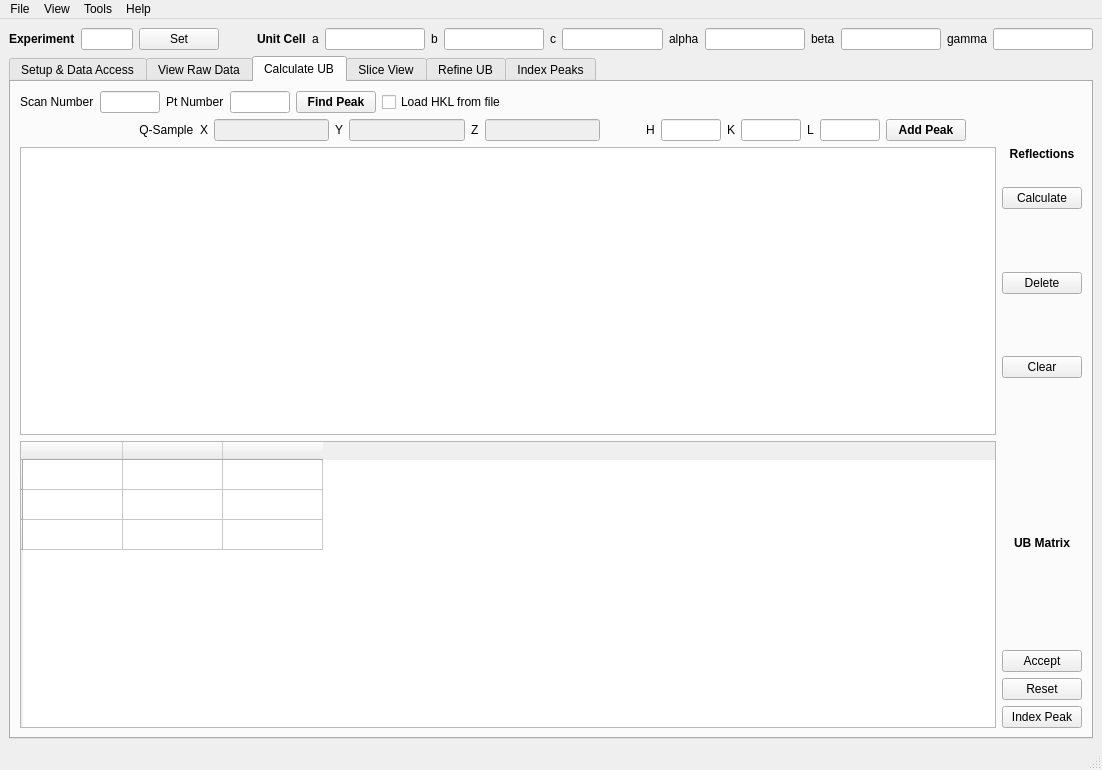
mantidproject/mantid, file Code/Mantid/scripts/HFIR_4Circle_Reduction/MainWindow.ui: the form before one commit.
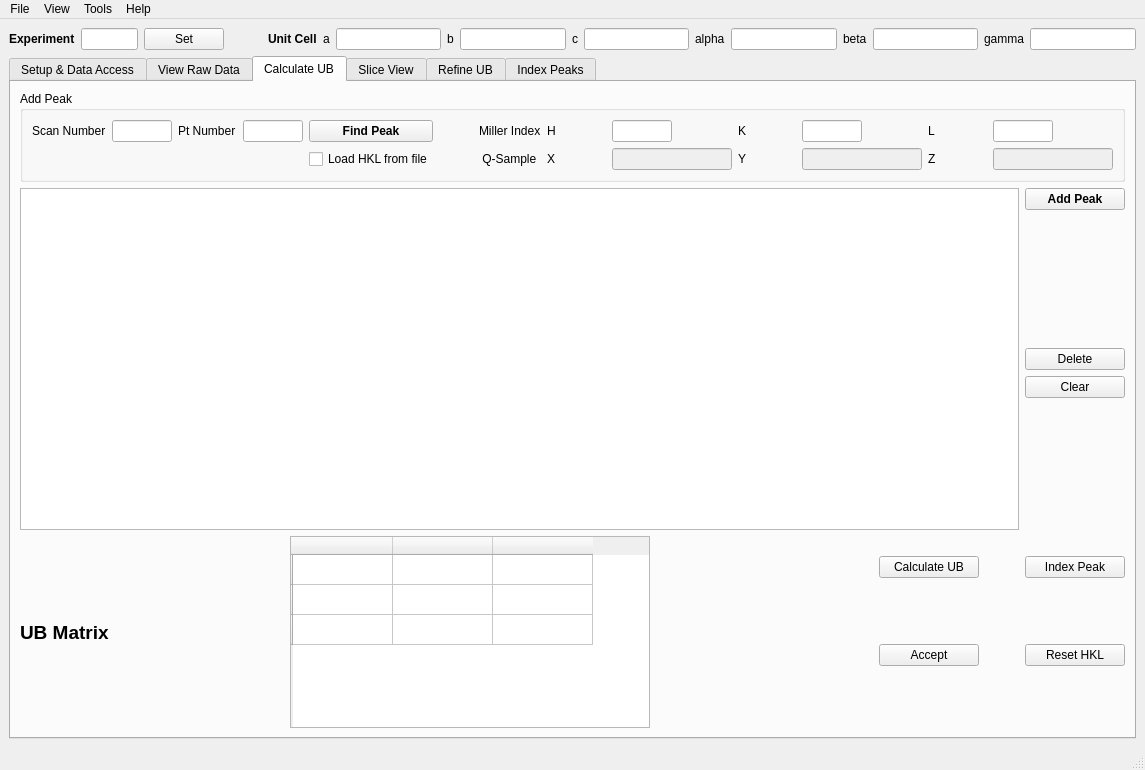
The form after the commit. The open tabs and pages were chosen to show the change. Custom widgets are drawn as their Qt base class.

Commit message: Refs #12122. Improved peak indexing and other usability issues.

What changed in the file:
```diff
--- a/Code/Mantid/scripts/HFIR_4Circle_Reduction/MainWindow.ui
+++ b/Code/Mantid/scripts/HFIR_4Circle_Reduction/MainWindow.ui
@@ -6,7 +6,7 @@
    <rect>
     <x>0</x>
     <y>0</y>
-    <width>1102</width>
+    <width>1145</width>
     <height>770</height>
    </rect>
   </property>
@@ -878,269 +878,228 @@
             <item row="0" column="0">
              <layout class="QVBoxLayout" name="verticalLayout_4">
               <item>
-               <layout class="QHBoxLayout" name="horizontalLayout_9">
-                <item>
-                 <widget class="QLabel" name="label_scanNo">
-                  <property name="text">
-                   <string>Scan Number</string>
-                  </property>
-                 </widget>
-                </item>
-                <item>
-                 <widget class="QLineEdit" name="lineEdit_scanNumber">
-                  <property name="sizePolicy">
-                   <sizepolicy hsizetype="Preferred" vsizetype="Fixed">
-                    <horstretch>0</horstretch>
-                    <verstretch>0</verstretch>
-                   </sizepolicy>
-                  </property>
-                  <property name="maximumSize">
-                   <size>
-                    <width>60</width>
-                    <height>16777215</height>
-                   </size>
-                  </property>
-                 </widget>
-                </item>
-                <item>
-                 <widget class="QLabel" name="label_PtNo">
-                  <property name="text">
-                   <string>Pt Number</string>
-                  </property>
-                 </widget>
-                </item>
-                <item>
-                 <widget class="QLineEdit" name="lineEdit_ptNumber">
-                  <property name="sizePolicy">
-                   <sizepolicy hsizetype="Preferred" vsizetype="Fixed">
-                    <horstretch>0</horstretch>
-                    <verstretch>0</verstretch>
-                   </sizepolicy>
-                  </property>
-                  <property name="maximumSize">
-                   <size>
-                    <width>60</width>
-                    <height>16777215</height>
-                   </size>
-                  </property>
-                 </widget>
-                </item>
-                <item>
-                 <widget class="QPushButton" name="pushButton_findPeak">
-                  <property name="font">
-                   <font>
-                    <weight>75</weight>
-                    <bold>true</bold>
-                   </font>
-                  </property>
-                  <property name="text">
-                   <string>Find Peak</string>
-                  </property>
-                 </widget>
-                </item>
-                <item>
-                 <widget class="QCheckBox" name="checkBox_loadHKLfromFile">
-                  <property name="font">
-                   <font>
-                    <pointsize>9</pointsize>
-                   </font>
-                  </property>
-                  <property name="text">
-                   <string>Load HKL from file</string>
-                  </property>
-                 </widget>
-                </item>
-                <item>
-                 <spacer name="horizontalSpacer_8">
-                  <property name="orientation">
-                   <enum>Qt::Horizontal</enum>
-                  </property>
-                  <property name="sizeHint" stdset="0">
-                   <size>
-                    <width>40</width>
-                    <height>20</height>
-                   </size>
-                  </property>
-                 </spacer>
-                </item>
-               </layout>
-              </item>
-              <item>
-               <layout class="QHBoxLayout" name="horizontalLayout_12">
-                <item>
-                 <spacer name="horizontalSpacer_4">
-                  <property name="orientation">
-                   <enum>Qt::Horizontal</enum>
-                  </property>
-                  <property name="sizeHint" stdset="0">
-                   <size>
-                    <width>40</width>
-                    <height>20</height>
-                   </size>
-                  </property>
-                 </spacer>
-                </item>
-                <item>
-                 <widget class="QLabel" name="label_7">
-                  <property name="text">
-                   <string> Q-Sample</string>
-                  </property>
-                 </widget>
-                </item>
-                <item>
-                 <widget class="QLabel" name="label_8">
-                  <property name="text">
-                   <string>X</string>
-                  </property>
-                 </widget>
-                </item>
-                <item>
-                 <widget class="QLineEdit" name="lineEdit_sampleQx">
-                  <property name="enabled">
-                   <bool>false</bool>
-                  </property>
-                  <property name="maximumSize">
-                   <size>
-                    <width>120</width>
-                    <height>16777215</height>
-                   </size>
-                  </property>
-                 </widget>
-                </item>
-                <item>
-                 <widget class="QLabel" name="label_9">
-                  <property name="text">
-                   <string>Y</string>
-                  </property>
-                 </widget>
-                </item>
-                <item>
-                 <widget class="QLineEdit" name="lineEdit_sampleQy">
-                  <property name="enabled">
-                   <bool>false</bool>
-                  </property>
-                  <property name="maximumSize">
-                   <size>
-                    <width>120</width>
-                    <height>16777215</height>
-                   </size>
-                  </property>
-                 </widget>
-                </item>
-                <item>
-                 <widget class="QLabel" name="label_10">
-                  <property name="text">
-                   <string>Z</string>
-                  </property>
-                 </widget>
-                </item>
-                <item>
-                 <widget class="QLineEdit" name="lineEdit_sampleQz">
-                  <property name="enabled">
-                   <bool>false</bool>
-                  </property>
-                  <property name="maximumSize">
-                   <size>
-                    <width>120</width>
-                    <height>16777215</height>
-                   </size>
-                  </property>
-                 </widget>
-                </item>
-                <item>
-                 <spacer name="horizontalSpacer_5">
-                  <property name="orientation">
-                   <enum>Qt::Horizontal</enum>
-                  </property>
-                  <property name="sizeType">
-                   <enum>QSizePolicy::Preferred</enum>
-                  </property>
-                  <property name="sizeHint" stdset="0">
-                   <size>
-                    <width>40</width>
-                    <height>20</height>
-                   </size>
-                  </property>
-                 </spacer>
-                </item>
-                <item>
-                 <widget class="QLabel" name="label_12">
-                  <property name="text">
-                   <string>H</string>
-                  </property>
-                 </widget>
-                </item>
-                <item>
-                 <widget class="QLineEdit" name="lineEdit_H">
-                  <property name="maximumSize">
-                   <size>
-                    <width>60</width>
-                    <height>40</height>
-                   </size>
-                  </property>
-                 </widget>
-                </item>
-                <item>
-                 <widget class="QLabel" name="label_11">
-                  <property name="text">
-                   <string>K</string>
-                  </property>
-                 </widget>
-                </item>
-                <item>
-                 <widget class="QLineEdit" name="lineEdit_K">
-                  <property name="maximumSize">
-                   <size>
-                    <width>60</width>
-                    <height>16777215</height>
-                   </size>
-                  </property>
-                 </widget>
-                </item>
-                <item>
-                 <widget class="QLabel" name="label_6">
-                  <property name="text">
-                   <string>L</string>
-                  </property>
-                 </widget>
-                </item>
-                <item>
-                 <widget class="QLineEdit" name="lineEdit_L">
-                  <property name="maximumSize">
-                   <size>
-                    <width>60</width>
-                    <height>16777215</height>
-                   </size>
-                  </property>
-                 </widget>
-                </item>
-                <item>
-                 <widget class="QPushButton" name="pushButton_addPeakToCalUB">
-                  <property name="font">
-                   <font>
-                    <weight>75</weight>
-                    <bold>true</bold>
-                   </font>
-                  </property>
-                  <property name="text">
-                   <string>Add Peak</string>
-                  </property>
-                 </widget>
-                </item>
-                <item>
-                 <spacer name="horizontalSpacer_9">
-                  <property name="orientation">
-                   <enum>Qt::Horizontal</enum>
-                  </property>
-                  <property name="sizeHint" stdset="0">
-                   <size>
-                    <width>40</width>
-                    <height>20</height>
-                   </size>
-                  </property>
-                 </spacer>
-                </item>
-               </layout>
+               <widget class="QGroupBox" name="groupBox_7">
+                <property name="title">
+                 <string>Add Peak</string>
+                </property>
+                <layout class="QGridLayout" name="gridLayout_2">
+                 <item row="0" column="0">
+                  <widget class="QLabel" name="label_scanNo">
+                   <property name="text">
+                    <string>Scan Number</string>
+                   </property>
+                  </widget>
+                 </item>
+                 <item row="0" column="8">
+                  <widget class="QLineEdit" name="lineEdit_H">
+                   <property name="maximumSize">
+                    <size>
+                     <width>60</width>
+                     <height>40</height>
+                    </size>
+                   </property>
+                  </widget>
+                 </item>
+                 <item row="0" column="2">
+                  <widget class="QLabel" name="label_PtNo">
+                   <property name="text">
+                    <string>Pt Number</string>
+                   </property>
+                  </widget>
+                 </item>
+                 <item row="3" column="12">
+                  <widget class="QLineEdit" name="lineEdit_sampleQy">
+                   <property name="enabled">
+                    <bool>false</bool>
+                   </property>
+                   <property name="maximumSize">
+                    <size>
+                     <width>120</width>
+                     <height>16777215</height>
+                    </size>
+                   </property>
+                  </widget>
+                 </item>
+                 <item row="0" column="11">
+                  <widget class="QLabel" name="label_11">
+                   <property name="text">
+                    <string>K</string>
+                   </property>
+                  </widget>
+                 </item>
+                 <item row="0" column="13">
+                  <widget class="QLabel" name="label_6">
+                   <property name="text">
+                    <string>L</string>
+                   </property>
+                  </widget>
+                 </item>
+                 <item row="3" column="8">
+                  <widget class="QLineEdit" name="lineEdit_sampleQx">
+                   <property name="enabled">
+                    <bool>false</bool>
+                   </property>
+                   <property name="maximumSize">
+                    <size>
+                     <width>120</width>
+                     <height>16777215</height>
+                    </size>
+                   </property>
+                  </widget>
+                 </item>
+                 <item row="3" column="6">
+                  <widget class="QLabel" name="label_7">
+                   <property name="text">
+                    <string> Q-Sample </string>
+                   </property>
+                   <property name="alignment">
+                    <set>Qt::AlignLeading|Qt::AlignLeft|Qt::AlignVCenter</set>
+                   </property>
+                  </widget>
+                 </item>
+                 <item row="0" column="3">
+                  <widget class="QLineEdit" name="lineEdit_ptNumber">
+                   <property name="sizePolicy">
+                    <sizepolicy hsizetype="Preferred" vsizetype="Fixed">
+                     <horstretch>0</horstretch>
+                     <verstretch>0</verstretch>
+                    </sizepolicy>
+                   </property>
+                   <property name="maximumSize">
+                    <size>
+                     <width>60</width>
+                     <height>16777215</height>
+                    </size>
+                   </property>
+                  </widget>
+                 </item>
+                 <item row="3" column="11">
+                  <widget class="QLabel" name="label_9">
+                   <property name="text">
+                    <string>Y</string>
+                   </property>
+                  </widget>
+                 </item>
+                 <item row="3" column="14">
+                  <widget class="QLineEdit" name="lineEdit_sampleQz">
+                   <property name="enabled">
+                    <bool>false</bool>
+                   </property>
+                   <property name="maximumSize">
+                    <size>
+                     <width>120</width>
+                     <height>16777215</height>
+                    </size>
+                   </property>
+                  </widget>
+                 </item>
+                 <item row="3" column="7">
+                  <widget class="QLabel" name="label_8">
+                   <property name="text">
+                    <string>X</string>
+                   </property>
+                  </widget>
+                 </item>
+                 <item row="0" column="1">
+                  <widget class="QLineEdit" name="lineEdit_scanNumber">
+                   <property name="sizePolicy">
+                    <sizepolicy hsizetype="Preferred" vsizetype="Fixed">
+                     <horstretch>0</horstretch>
+                     <verstretch>0</verstretch>
+                    </sizepolicy>
+                   </property>
+                   <property name="maximumSize">
+                    <size>
+                     <width>60</width>
+                     <height>16777215</height>
+                    </size>
+                   </property>
+                  </widget>
+                 </item>
+                 <item row="0" column="12">
+                  <widget class="QLineEdit" name="lineEdit_K">
+                   <property name="maximumSize">
+                    <size>
+                     <width>60</width>
+                     <height>16777215</height>
+                    </size>
+                   </property>
+                  </widget>
+                 </item>
+                 <item row="0" column="14">
+                  <widget class="QLineEdit" name="lineEdit_L">
+                   <property name="maximumSize">
+                    <size>
+                     <width>60</width>
+                     <height>16777215</height>
+                    </size>
+                   </property>
+                  </widget>
+                 </item>
+                 <item row="0" column="7">
+                  <widget class="QLabel" name="label_12">
+                   <property name="text">
+                    <string>H</string>
+                   </property>
+                  </widget>
+                 </item>
+                 <item row="3" column="13">
+                  <widget class="QLabel" name="label_10">
+                   <property name="text">
+                    <string>Z</string>
+                   </property>
+                  </widget>
+                 </item>
+                 <item row="0" column="5">
+                  <spacer name="horizontalSpacer_4">
+                   <property name="orientation">
+                    <enum>Qt::Horizontal</enum>
+                   </property>
+                   <property name="sizeType">
+                    <enum>QSizePolicy::Preferred</enum>
+                   </property>
+                   <property name="sizeHint" stdset="0">
+                    <size>
+                     <width>40</width>
+                     <height>20</height>
+                    </size>
+                   </property>
+                  </spacer>
+                 </item>
+                 <item row="0" column="6">
+                  <widget class="QLabel" name="label_31">
+                   <property name="text">
+                    <string>Miller Index</string>
+                   </property>
+                  </widget>
+                 </item>
+                 <item row="0" column="4">
+                  <widget class="QPushButton" name="pushButton_findPeak">
+                   <property name="font">
+                    <font>
+                     <weight>75</weight>
+                     <bold>true</bold>
+                    </font>
+                   </property>
+                   <property name="text">
+                    <string>Find Peak</string>
+                   </property>
+                  </widget>
+                 </item>
+                 <item row="3" column="4">
+                  <widget class="QCheckBox" name="checkBox_loadHKLfromFile">
+                   <property name="font">
+                    <font>
+                     <pointsize>9</pointsize>
+                    </font>
+                   </property>
+                   <property name="text">
+                    <string>Load HKL from file</string>
+                   </property>
+                  </widget>
+                 </item>
+                </layout>
+               </widget>
               </item>
               <item>
                <layout class="QHBoxLayout" name="horizontalLayout_7">
@@ -1150,7 +1109,7 @@
                 <item>
                  <layout class="QVBoxLayout" name="verticalLayout_8">
                   <item>
-                   <widget class="QLabel" name="label_ubReflections">
+                   <widget class="QPushButton" name="pushButton_addPeakToCalUB">
                     <property name="font">
                      <font>
                       <weight>75</weight>
@@ -1158,10 +1117,7 @@
                      </font>
                     </property>
                     <property name="text">
-                     <string>Reflections</string>
-                    </property>
-                    <property name="alignment">
-                     <set>Qt::AlignCenter</set>
+                     <string>Add Peak</string>
                     </property>
                    </widget>
                   </item>
@@ -1170,29 +1126,6 @@
                     <property name="orientation">
                      <enum>Qt::Vertical</enum>
                     </property>
-                    <property name="sizeType">
-                     <enum>QSizePolicy::Preferred</enum>
-                    </property>
-                    <property name="sizeHint" stdset="0">
-                     <size>
-                      <width>20</width>
-                      <height>20</height>
-                     </size>
-                    </property>
-                   </spacer>
-                  </item>
-                  <item>
-                   <widget class="QPushButton" name="pushButton_calUB">
-                    <property name="text">
-                     <string>Calculate</string>
-                    </property>
-                   </widget>
-                  </item>
-                  <item>
-                   <spacer name="verticalSpacer_9">
-                    <property name="orientation">
-                     <enum>Qt::Vertical</enum>
-                    </property>
                     <property name="sizeHint" stdset="0">
                      <size>
                       <width>20</width>
@@ -1203,24 +1136,23 @@
                   </item>
                   <item>
                    <widget class="QPushButton" name="pushButton_3">
+                    <property name="minimumSize">
+                     <size>
+                      <width>100</width>
+                      <height>0</height>
+                     </size>
+                    </property>
+                    <property name="maximumSize">
+                     <size>
+                      <width>100</width>
+                      <height>16777215</height>
+                     </size>
+                    </property>
                     <property name="text">
                      <string>Delete</string>
                     </property>
                    </widget>
                   </item>
-                  <item>
-                   <spacer name="verticalSpacer_10">
-                    <property name="orientation">
-                     <enum>Qt::Vertical</enum>
-                    </property>
-                    <property name="sizeHint" stdset="0">
-                     <size>
-                      <width>20</width>
-                      <height>40</height>
-                     </size>
-                    </property>
-                   </spacer>
-                  </item>
                   <item>
                    <widget class="QPushButton" name="pushButton_4">
                     <property name="text">
@@ -1247,8 +1179,56 @@
               </item>
               <item>
                <layout class="QHBoxLayout" name="horizontalLayout_13">
+                <item>
+                 <widget class="QLabel" name="label_32">
+                  <property name="sizePolicy">
+                   <sizepolicy hsizetype="Expanding" vsizetype="Preferred">
+                    <horstretch>0</horstretch>
+                    <verstretch>0</verstretch>
+                   </sizepolicy>
+                  </property>
+                  <property name="font">
+                   <font>
+                    <pointsize>14</pointsize>
+                    <weight>75</weight>
+                    <bold>true</bold>
+                   </font>
+                  </property>
+                  <property name="text">
+                   <string>UB Matrix</string>
+                  </property>
+                 </widget>
+                </item>
+                <item>
+                 <spacer name="horizontalSpacer_6">
+                  <property name="orientation">
+                   <enum>Qt::Horizontal</enum>
+                  </property>
+                  <property name="sizeType">
+                   <enum>QSizePolicy::Preferred</enum>
+                  </property>
+                  <property name="sizeHint" stdset="0">
+                   <size>
+                    <width>40</width>
+                    <height>20</height>
+                   </size>
+                  </property>
+                 </spacer>
+                </item>
                 <item>
                  <widget class="UBMatrixTable" name="tableWidget_ubMatrix">
+                  <property name="sizePolicy">
+                   <sizepolicy hsizetype="Preferred" vsizetype="Preferred">
+                    <horstretch>0</horstretch>
+                    <verstretch>0</verstretch>
+                   </sizepolicy>
+                  </property>
+                  <property name="minimumSize">
+                   <size>
+                    <width>360</width>
+                    <height>0</height>
+                   </size>
+                  </property>
                   <row>
                    <property name="text">
                     <string/>
@@ -1282,44 +1262,168 @@
                  </widget>
                 </item>
                 <item>
-                 <layout class="QVBoxLayout" name="verticalLayout_9">
+                 <spacer name="horizontalSpacer_5">
+                  <property name="orientation">
+                   <enum>Qt::Horizontal</enum>
+                  </property>
+                  <property name="sizeHint" stdset="0">
+                   <size>
+                    <width>40</width>
+                    <height>20</height>
+                   </size>
+                  </property>
+                 </spacer>
+                </item>
+                <item>
+                 <layout class="QVBoxLayout" name="verticalLayout_12">
                   <item>
-                   <widget class="QLabel" name="label_ubMatrix">
-                    <property name="font">
-                     <font>
-                      <weight>75</weight>
-                      <bold>true</bold>
-                     </font>
+                   <widget class="QPushButton" name="pushButton_calUB">
+                    <property name="minimumSize">
+                     <size>
+                      <width>100</width>
+                      <height>0</height>
+                     </size>
+                    </property>
+                    <property name="maximumSize">
+                     <size>
+                      <width>100</width>
+                      <height>16777215</height>
+                     </size>
                     </property>
                     <property name="text">
-                     <string>UB Matrix</string>
-                    </property>
-                    <property name="alignment">
-                     <set>Qt::AlignCenter</set>
+                     <string>Calculate UB</string>
                     </property>
                    </widget>
                   </item>
+                  <item>
+                   <spacer name="verticalSpacer_8">
+                    <property name="orientation">
+                     <enum>Qt::Vertical</enum>
+                    </property>
+                    <property name="sizeType">
+                     <enum>QSizePolicy::Ignored</enum>
+                    </property>
+                    <property name="sizeHint" stdset="0">
+                     <size>
+                      <width>20</width>
+                      <height>40</height>
+                     </size>
+                    </property>
+                   </spacer>
+                  </item>
                   <item>
                    <widget class="QPushButton" name="pushButton_acceptUB">
+                    <property name="minimumSize">
+                     <size>
+                      <width>100</width>
+                      <height>0</height>
+                     </size>
+                    </property>
+                    <property name="maximumSize">
+                     <size>
+                      <width>100</width>
+                      <height>16777215</height>
+                     </size>
+                    </property>
                     <property name="text">
                      <string>Accept</string>
                     </property>
                    </widget>
                   </item>
                   <item>
-                   <widget class="QPushButton" name="pushButton_resetCalUB">
-                    <property name="text">
-                     <string>Reset</string>
+                   <spacer name="verticalSpacer_9">
+                    <property name="orientation">
+                     <enum>Qt::Vertical</enum>
                     </property>
-                   </widget>
+                    <property name="sizeType">
+                     <enum>QSizePolicy::Preferred</enum>
+                    </property>
+                    <property name="sizeHint" stdset="0">
+                     <size>
+                      <width>20</width>
+                      <height>40</height>
+                     </size>
+                    </property>
+                   </spacer>
                   </item>
+                 </layout>
+                </item>
+                <item>
+                 <spacer name="horizontalSpacer_8">
+                  <property name="orientation">
+                   <enum>Qt::Horizontal</enum>
+                  </property>
+                  <property name="sizeType">
+                   <enum>QSizePolicy::Ignored</enum>
+                  </property>
+                  <property name="sizeHint" stdset="0">
+                   <size>
+                    <width>40</width>
+                    <height>20</height>
+                   </size>
+                  </property>
+                 </spacer>
+                </item>
+                <item>
+                 <layout class="QVBoxLayout" name="verticalLayout_9">
                   <item>
-                   <widget class="QPushButton" name="pushButton_7">
+                   <widget class="QPushButton" name="pushButton_indexUBPeaks">
+                    <property name="minimumSize">
+                     <size>
+                      <width>100</width>
+                      <height>0</height>
+                     </size>
+                    </property>
+                    <property name="maximumSize">
+                     <size>
+                      <width>100</width>
+                      <height>16777215</height>
+                     </size>
+                    </property>
                     <property name="text">
                      <string>Index Peak</string>
                     </property>
                    </widget>
                   </item>
+                  <item>
+                   <spacer name="verticalSpacer_12">
+                    <property name="orientation">
+                     <enum>Qt::Vertical</enum>
+                    </property>
+                    <property name="sizeType">
+                     <enum>QSizePolicy::Ignored</enum>
+                    </property>
+                    <property name="sizeHint" stdset="0">
+                     <size>
+                      <width>20</width>
+                      <height>40</height>
+                     </size>
+                    </property>
+                   </spacer>
+                  </item>
+                  <item>
+                   <widget class="QPushButton" name="pushButton_resetPeakHKLs">
+                    <property name="text">
+                     <string>Reset HKL</string>
+                    </property>
+                   </widget>
+                  </item>
+                  <item>
+                   <spacer name="verticalSpacer">
+                    <property name="orientation">
+                     <enum>Qt::Vertical</enum>
+                    </property>
+                    <property name="sizeType">
+                     <enum>QSizePolicy::Preferred</enum>
+                    </property>
+                    <property name="sizeHint" stdset="0">
+                     <size>
+                      <width>20</width>
+                      <height>40</height>
+                     </size>
+                    </property>
+                   </spacer>
+                  </item>
                  </layout>
                 </item>
                </layout>
@@ -1793,8 +1897,8 @@
     <rect>
      <x>0</x>
      <y>0</y>
-     <width>1102</width>
-     <height>22</height>
+     <width>1145</width>
+     <height>25</height>
     </rect>
    </property>
    <widget class="QMenu" name="menuFile">
@@ -1901,7 +2005,12 @@
   <customwidget>
    <class>UBMatrixTable</class>
    <extends>QTableWidget</extends>
-   <header>UBMatrixTable.h</header>
+   <header>hfctables.h</header>
+  </customwidget>
+  <customwidget>
+   <class>ProcessTableWidget</class>
+   <extends>QTableWidget</extends>
+   <header>hfctables.h</header>
   </customwidget>
  </customwidgets>
  <resources/>
```
Left out of the diff: 498 changed lines with no effect on the pictures. The commit also changes 6 other files.
